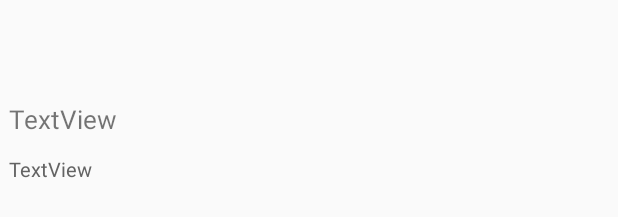
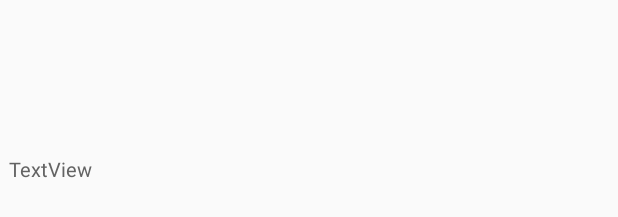
Before and after one commit to munkyuhwan/BabyDiary, an Android app: the layout event_detail_fragment.xml on its own in the app's theme, with its tools: preview values and no code run, on a phone screen of 412 x 824 dp. Shown: the part 385-602 px from the top of the screen. Run offline under Robolectric (Android 15) with nearby library versions, the phone set to English and light mode, and no system bars.

Commit message:
이벤트 상세 제목 스타일 추가

```diff
--- a/app/src/main/res/layout/event_detail_fragment.xml
+++ b/app/src/main/res/layout/event_detail_fragment.xml
@@ -29,8 +29,8 @@
             android:layout_height="wrap_content"
             android:layout_marginStart="6dp"
             android:layout_marginTop="24dp"
-            android:text="TextView"
             android:textSize="17sp"
+            style="@style/EventDetailTitle"
             app:layout_constraintStart_toStartOf="parent"
             app:layout_constraintTop_toBottomOf="@+id/event_detail_image" />
 
```
